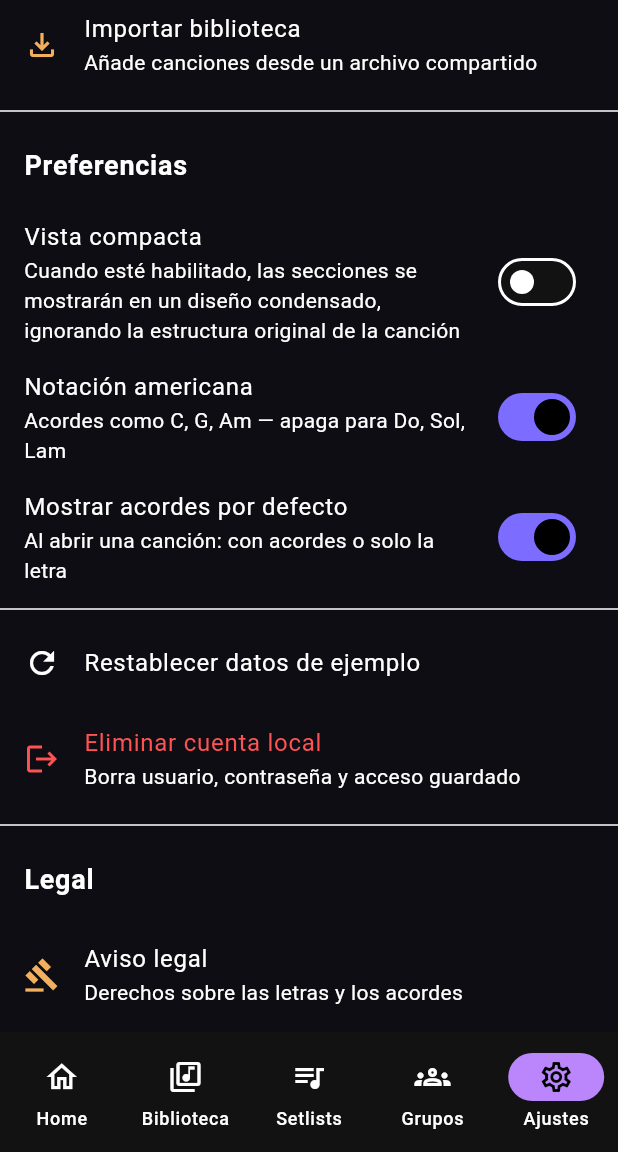
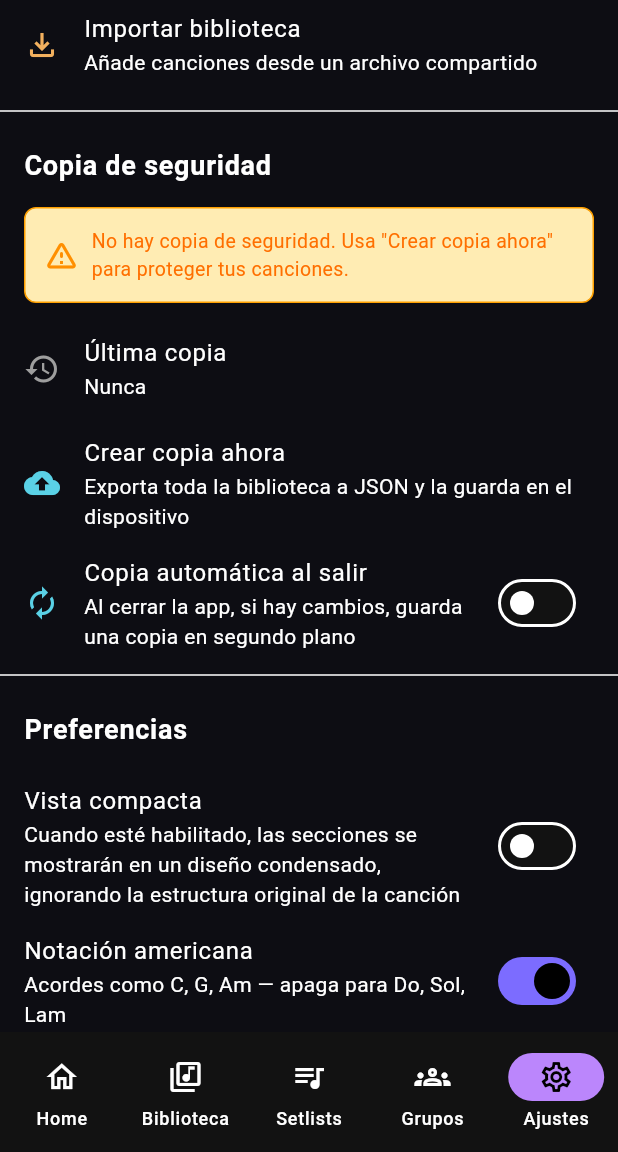
Before and after one commit to solfwer/Songkey, a Flutter app: the HomeShell screen opened directly with empty values, item 5 of the bottom bar chosen, scrolled down 576 dp, on a phone screen of 412 x 824 dp, the part 84-1236 px from its top. Run offline on Flutter 3.47's test engine with Material 3 defaults, Android fonts, the phone set to English and light mode, and no system bars; our stand-ins replace audioplayers, file_picker, package_info_plus, share_plus, shared_preferences; missing offline and left inert: flutter_file_dialog, syncfusion_flutter_pdf; accounts and stored records are empty.

Commit message:
feat: sistema de copia de seguridad
- Store: lastBackupAt (DateTime?), autoBackupOnExit (bool), recordBackup(), setAutoBackupOnExit(), maybeAutoBackup()
- SettingsScreen: sección 'Copia de seguridad' con fecha última copia, botón 'Crear copia ahora', switch 'Copia automática al salir', aviso ámbar si >14 días o nunca
- AppLifecycleListener en HomeShell: onPause llama a maybeAutoBackup()
- shareLibrary() actualiza lastBackupAt tras exportar
- 188 tests pasan
- APK en C:\Users\josue\Downloads\Songkey.apk

```diff
--- a/lib/app.dart
+++ b/lib/app.dart
@@ -42,6 +42,15 @@ class HomeShell extends StatefulWidget {
 
 class _HomeShellState extends State<HomeShell> {
   int _index = 0;
+
+  @override
+  void initState() {
+    super.initState();
+    // Escucha cambios de ciclo de vida para la copia automática al salir.
+    AppLifecycleListener(
+      onPause: () async => widget.store.maybeAutoBackup(),
+    );
+  }
 
   @override
   Widget build(BuildContext context) {
--- a/lib/screens/settings/settings_screen.dart
+++ b/lib/screens/settings/settings_screen.dart
@@ -55,6 +55,10 @@ class SettingsScreen extends StatelessWidget {
           subtitle: const Text('Añade canciones desde un archivo compartido'),
           onTap: () => importLibrary(context, store),
         ),
+        // Copia de seguridad
+        const Divider(),
+        const ListTile(title: Text('Copia de seguridad', style: TextStyle(fontSize: 18, fontWeight: FontWeight.bold))),
+        _BackupSection(store: store),
         const Divider(),
         const ListTile(title: Text('Preferencias', style: TextStyle(fontSize: 18, fontWeight: FontWeight.bold))),
         SwitchListTile(
@@ -176,3 +180,83 @@ class _AboutSectionState extends State<_AboutSection> {
     ]);
   }
 }
+
+/// Sección de copia de seguridad en Ajustes.
+class _BackupSection extends StatelessWidget {
+  final Store store;
+  const _BackupSection({required this.store});
+
+  @override
+  Widget build(BuildContext context) {
+    return AnimatedBuilder(
+      animation: store,
+      builder: (context, _) {
+        final last = store.lastBackupAt;
+        final auto = store.autoBackupOnExit;
+        final now = DateTime.now();
+        final daysSince = last != null ? now.difference(last).inDays : null;
+        final showWarning = last == null || (daysSince != null && daysSince > 14);
+
+        return Column(children: [
+          // Aviso ámbar si no hay copia o es antigua
+          if (showWarning)
+            Container(
+              width: double.infinity,
+              margin: const EdgeInsets.fromLTRB(16, 0, 16, 8),
+              padding: const EdgeInsets.all(12),
+              decoration: BoxDecoration(
+                color: Colors.amber.shade100,
+                border: Border.all(color: Colors.amber.shade700),
+                borderRadius: BorderRadius.circular(8),
+              ),
+              child: Row(children: [
+                Icon(Icons.warning_amber_rounded, color: Colors.amber.shade800),
+                const SizedBox(width: 8),
+                Expanded(child: Text(
+                  last == null
+                      ? 'No hay copia de seguridad. Usa "Crear copia ahora" para proteger tus canciones.'
+                      : 'La última copia tiene $daysSince días. Haz una nueva para estar tranquilo.',
+                  style: TextStyle(color: Colors.amber.shade900, fontSize: 13),
+                )),
+              ]),
+            ),
+
+          // Última copia
+          ListTile(
+            leading: Icon(Icons.history, color: last != null ? AppColors.accent : Colors.grey),
+            title: const Text('Última copia'),
+            subtitle: Text(last != null
+                ? '${_formatDate(last!)} (hace ${daysSince ?? 0} día${daysSince == 1 ? '' : 's'})'
+                : 'Nunca'),
+          ),
+
+          // Botón crear copia ahora
+          ListTile(
+            leading: const Icon(Icons.backup, color: AppColors.accent),
+            title: const Text('Crear copia ahora'),
+            subtitle: const Text('Exporta toda la biblioteca a JSON y la guarda en el dispositivo'),
+            onTap: () async {
+              Navigator.of(context).pop(); // cierra el drawer de ajustes
+              await shareLibrary(context, store);
+              store.recordBackup();
+            },
+          ),
+
+          // Switch copia automática al salir
+          SwitchListTile(
+            title: const Text('Copia automática al salir'),
+            subtitle: const Text('Al cerrar la app, si hay cambios, guarda una copia en segundo plano'),
+            value: store.autoBackupOnExit,
+            onChanged: (v) => store.setAutoBackupOnExit(v),
+            secondary: const Icon(Icons.autorenew, color: AppColors.accent),
+          ),
+        ]);
+      },
+    );
+  }
+
+  String _formatDate(DateTime d) {
+    final months = ['ene', 'feb', 'mar', 'abr', 'may', 'jun', 'jul', 'ago', 'sep', 'oct', 'nov', 'dic'];
+    return '${d.day} ${months[d.month - 1]} ${d.year}';
+  }
+}
```
Also changed, not shown: lib/data/store.dart (+39 -0 lines).
